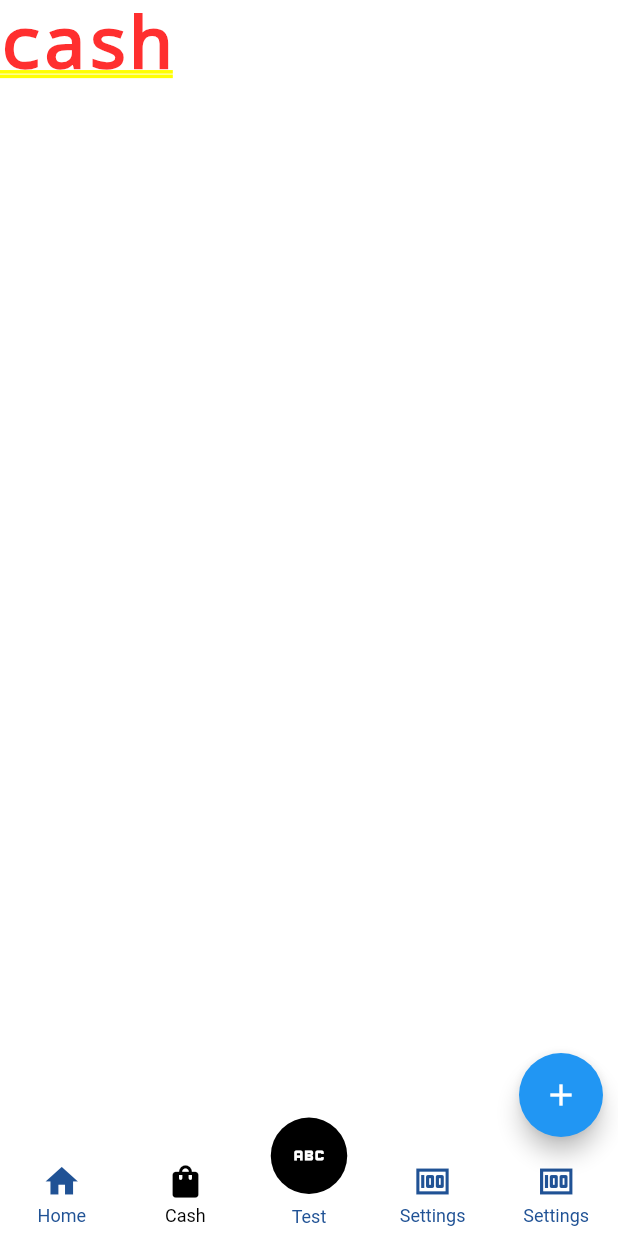
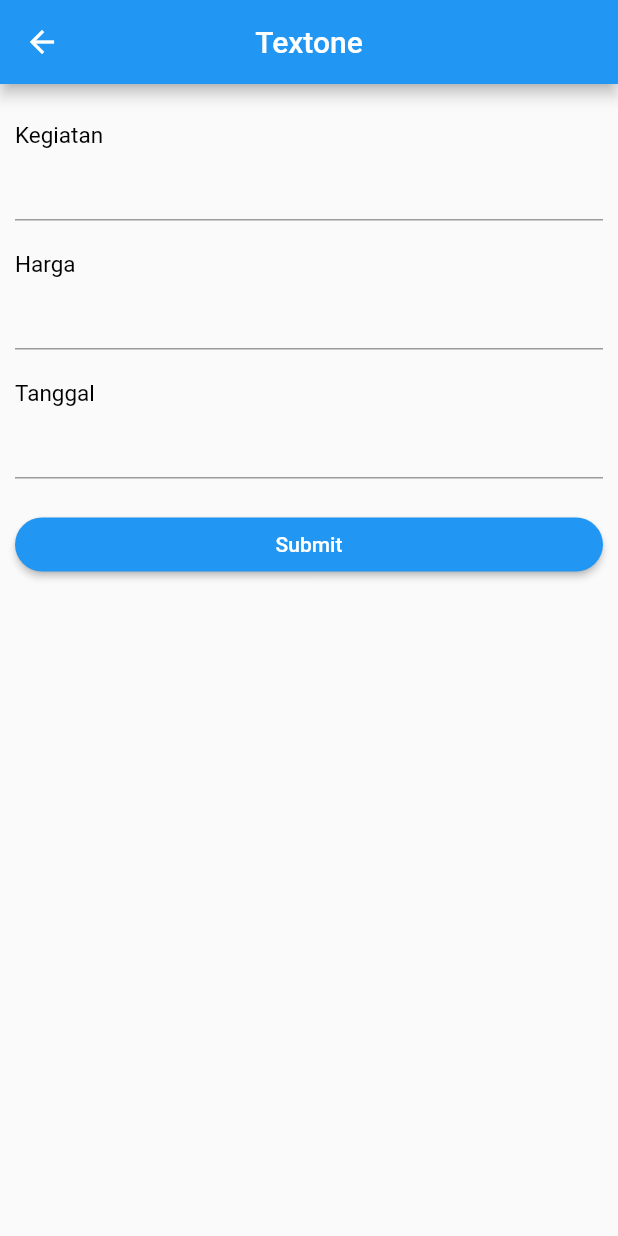
Before and after one commit to ramawahyu112/Dompetku, a Flutter app: the screen it shows after launch, item 2 of the bottom bar chosen, after a tap on the "add" icon, on a phone screen of 412 x 824 dp. Run offline on Flutter 3.47's test engine with Material 2 defaults, Android fonts, the phone set to English and light mode, and no system bars; drawn by our look-alikes of loader_overlay, persistent_bottom_nav_bar; our stand-ins replace fluttertoast, sqflite; accounts and stored records are empty.

Commit message:
implement cash provider, bottom navigation

```diff
--- a/lib/main.dart
+++ b/lib/main.dart
@@ -1,6 +1,7 @@
 import 'package:flutter/material.dart';
 import 'package:mydompet/pages/splash_screen/splash_screen.dart';
 import 'package:mydompet/providers/balance_provider.dart';
+import 'package:mydompet/providers/cash_provider.dart';
 import 'package:mydompet/route.dart';
 import 'package:provider/provider.dart';
 
@@ -16,7 +17,10 @@ class MyApp extends StatelessWidget {
   Widget build(BuildContext context) {
     return MultiProvider(
       providers: [
-        ChangeNotifierProvider(create: (context) => BalanceProvider()),
+        ChangeNotifierProvider<BalanceProvider>(
+            create: (context) => BalanceProvider()),
+        ChangeNotifierProvider<CashProvider>(
+            create: (context) => CashProvider()..getAllData()),
       ],
       builder: (context, child) => MaterialApp(
           theme: ThemeData(
--- /dev/null
+++ b/lib/models/cash_model.dart
@@ -0,0 +1,120 @@
+import 'dart:io';
+
+import 'package:path_provider/path_provider.dart';
+import 'package:sqflite/sqflite.dart';
+
+const String tableCash = 'cashflow';
+const String columnId = 'id';
+const String columnTitle = 'title';
+const String columnPrice = 'price';
+const String columnDate = 'date';
+
+class CashModel{
+   int? id;
+   String title, date;
+   double price;
+
+  CashModel({
+    this.id,
+    required this.title,
+    required this.price,
+    required this.date
+  });
+
+  Map<String, dynamic> toMap() {
+    var map = <String, Object?>{
+      columnTitle:title,
+      columnPrice: price,
+      columnDate: date,
+    };
+    if (id != null) {
+      map[columnId] = id;
+    }
+    return map;
+  }
+
+ factory CashModel.fromMap(Map<dynamic, dynamic> map) => CashModel(
+    id: map[columnId],
+    title: map[columnTitle],
+    price: map[columnPrice],
+    date: map[columnDate],
+  );
+
+}
+
+class CashDatabase {
+   static Database? _db;
+   static CashDatabase? _cashDatabase;
+   CashDatabase._createObject();
+
+    factory CashDatabase() {
+        _cashDatabase ??= CashDatabase._createObject();
+      return _cashDatabase!;
+    }
+
+   Future<Database> openDB() async {
+    Directory directory = await getApplicationDocumentsDirectory();
+    String path = '${directory.path}cash.db';
+
+    var db = await openDatabase(path, version: 1, onCreate: (db, version) async {
+      await db.execute('''create table $tableCash (
+        $columnId integer primary key autoincrement,
+        $columnTitle text not null,
+        $columnPrice real not null,
+        $columnDate text not null)
+      ''');
+    });
+    return db;
+   }
+
+   Future<Database?> get database async {
+    _db ??= await openDB();
+    return _db;
+   }
+
+   Future<List<CashModel>> select() async {
+    Database? db = await database;
+    var mapList = await db!.query(tableCash, orderBy: columnId);
+    var casList = List<CashModel>.from(mapList.map((x) => CashModel.fromMap(x)));
+    return casList;
+   }
+
+   Future<CashModel> insert(CashModel cash) async {
+    Database? db = await database;
+    cash.id = await db!.insert(tableCash, cash.toMap());
+    return cash;
+   }
+
+   Future<CashModel?> getCash(int id) async {
+    Database? db = await database;
+    List<Map> maps = await db!.query(tableCash,
+        columns: [
+          columnId,
+          columnTitle,
+          columnPrice,
+          columnDate],
+        where: '$columnId = ?',
+        whereArgs: [id]);
+    if (maps.isNotEmpty) {
+      return CashModel.fromMap(maps.first);
+    }
+    return null;
+   }
+
+   Future<int> delete(int id) async {
+    Database? db = await database;
+    return await db!.delete(tableCash,
+        where: '$columnId = ?',
+        whereArgs: [id]);
+   }
+
+   Future<int> update(CashModel cash) async {
+    Database? db = await database;
+    return await db!.update(tableCash, cash.toMap(),
+        where: '$columnId = ?',
+        whereArgs: [cash.id]);
+   }
+
+   Future close() async => _db!.close();
+
+}
--- a/lib/pages/bottom_navigation.dart
+++ b/lib/pages/bottom_navigation.dart
@@ -5,6 +5,8 @@ import 'package:mydompet/providers/balance_provider.dart';
 import 'package:mydompet/utils/color.dart';
 import 'package:persistent_bottom_nav_bar/persistent_tab_view.dart';
 import 'package:provider/provider.dart';
+
+import 'home/home_form_page.dart';
 
 class BottomNavigation extends StatefulWidget {
   static const String routeName = '/bottomNavigation';
@@ -27,35 +29,22 @@ class _BottomNavigationState extends State<BottomNavigation> {
     ];
   }
 
+  PersistentBottomNavBarItem barItem(IconData icon, String title, [Color? color] ) {
+    return  PersistentBottomNavBarItem(
+        icon: Icon(icon, color: color),
+        title: title,
+        activeColorPrimary: bottomNavActive,
+        inactiveColorPrimary: bottomNavInactive,
+      );
+  }
+
   List<PersistentBottomNavBarItem> _navBarsItems() {
       return [
-          PersistentBottomNavBarItem(
-              icon: const Icon(Icons.home),
-              title: ("Home"),
-              activeColorPrimary: bottomNavActive,
-              inactiveColorPrimary: bottomNavInactive,
-          ),
-          PersistentBottomNavBarItem(
-              icon: const Icon(Icons.shopping_bag),
-              title: ("Cash"),
-              activeColorPrimary: bottomNavActive,
-              inactiveColorPrimary: bottomNavInactive,
-          ),     PersistentBottomNavBarItem(
-              icon: const Icon(Icons.abc),
-              title: ("Test"),
-              activeColorPrimary: bottomNavActive,
-              inactiveColorPrimary: bottomNavInactive,
-          ),     PersistentBottomNavBarItem(
-              icon: const Icon(Icons.money),
-              title: ("Settings"),
-              activeColorPrimary: bottomNavActive,
-              inactiveColorPrimary: bottomNavInactive,
-          ),     PersistentBottomNavBarItem(
-              icon: const Icon(Icons.money),
-              title: ("Settings"),
-              activeColorPrimary: bottomNavActive,
-              inactiveColorPrimary: bottomNavInactive,
-          ),
+          barItem(Icons.home, "Home"),
+          barItem(Icons.shopping_bag, "Cash"),
+          barItem(Icons.attach_money, "Pay", Colors.white),
+          barItem(Icons.list_alt, "History"),
+          barItem(Icons.settings, "Setting"),
       ];
   }
   @override
@@ -93,8 +82,10 @@ class _BottomNavigationState extends State<BottomNavigation> {
       ),
       navBarStyle: NavBarStyle.style15,
       floatingActionButton: FloatingActionButton(
+        backgroundColor: bottomNavActive,
         onPressed: () {
           provider.setBalanceAmount = "1000000";
+          Navigator.pushNamed(context, HomeFormPage.routeName);
         },
         child: const Icon(Icons.add),
       ),
--- /dev/null
+++ b/lib/pages/home/home_form_page.dart
@@ -0,0 +1,92 @@
+import 'package:flutter/material.dart';
+import 'package:loader_overlay/loader_overlay.dart';
+import 'package:mydompet/providers/cash_provider.dart';
+import 'package:mydompet/utils/helper.dart';
+import 'package:mydompet/utils/sizeconfig.dart';
+import 'package:mydompet/widgets/custom_appbar.dart';
+import 'package:mydompet/widgets/custom_textfield.dart';
+import 'package:mydompet/widgets/custom_toast.dart';
+import 'package:provider/provider.dart';
+
+class HomeFormPage extends StatefulWidget {
+  static const routeName = "/homeform";
+  const HomeFormPage({super.key});
+
+  @override
+  State<HomeFormPage> createState() => _HomeFormPageState();
+}
+
+class _HomeFormPageState extends State<HomeFormPage> {
+  final GlobalKey<FormState> _formKey = GlobalKey<FormState>();
+  late CashProvider cashProvider;
+
+
+  @override
+  void dispose() {
+    WidgetsFlutterBinding.ensureInitialized().addPostFrameCallback((timeStamp) {
+      cashProvider.clearController();
+    });
+    super.dispose();
+  }
+
+  void submit(BuildContext context) async {
+    final loader = context.loaderOverlay;
+    loader.show();
+    cashProvider.insertCash().then((value) {
+       loader.hide();
+      if (value.title.isNotEmpty) {
+        customToast("Add task success");
+      }
+    });
+  }
+
+  @override
+  Widget build(BuildContext context) {
+    cashProvider = context.read<CashProvider>();
+    return Scaffold(
+      appBar: const CustomAppBar(title: "Textone", canBack: true),
+      resizeToAvoidBottomInset: false,
+      body: LoaderOverlay(
+        child: Form(
+          key: _formKey,
+          child: Container(
+            padding: const EdgeInsets.symmetric(horizontal: 10, vertical: 5),
+            child: Column(
+              children: [
+                verticalSpaceMD(),
+                CustomTextFields(
+                  title: "Kegiatan",
+                  controller: cashProvider.activityController
+                ),
+                verticalSpaceMD(),
+                 CustomTextFields(
+                  title: "Harga",
+                  inputType: TextInputType.number,
+                  controller: cashProvider.priceController
+                ),
+                verticalSpaceMD(),
+                 CustomTextFields(
+                  title: "Tanggal",
+                  isDate: true,
+                  controller: cashProvider.dateController
+                ),
+                verticalSpaceMD(),
+                SizedBox(
+                  width: SizeConfig(context).parentWidth(100),
+                  child: ElevatedButton(
+                    onPressed: () {
+                      submit(context);
+                      cashProvider.clearController();
+                    },
+                    style: ElevatedButton.styleFrom(shape: const StadiumBorder()),
+                    child: const Text("Submit")
+                  ),
+                ),
+              ],
+            ),
+          )
+        ),
+      ),
+    );
+  }
+}
--- a/lib/pages/home/home_page.dart
+++ b/lib/pages/home/home_page.dart
@@ -1,5 +1,6 @@
 import 'package:flutter/material.dart';
 import 'package:mydompet/providers/balance_provider.dart';
+import 'package:mydompet/providers/cash_provider.dart';
 import 'package:mydompet/utils/asset.dart';
 import 'package:mydompet/utils/dimen.dart';
 import 'package:mydompet/utils/helper.dart';
@@ -57,7 +58,7 @@ class _HomePageState extends State<HomePage> {
                         child: Column(
                           crossAxisAlignment: CrossAxisAlignment.start,
                           children: [
-                            Text('My Balance', style: defaultTextWhite),
+                            Text("My Balance", style: defaultTextWhite),
                             Text("Rp. ${balanceProvider.balanceAmount}",
                                 style: balanceText),
                           ],
@@ -88,12 +89,35 @@ class _HomePageState extends State<HomePage> {
                 ],
               ),
               verticalSpaceMD(),
-              const RecentActivity(
-                title: 'test',
-                date: '01-12-2022',
-                price: '100000',
+              Consumer<CashProvider>(
+                builder: (context, provider, child){
+                  print("test");
+                  return Column(
+                    crossAxisAlignment: CrossAxisAlignment.start,
+                    children: [
+                      Text("Recent Activity", style: recentActivity),
+                      verticalSpaceSM(),
+                      SizedBox(
+                        height: SizeConfig(context).parentHeight(50),
+                        child: ListView.builder(
+                          scrollDirection: Axis.vertical,
+                          itemCount: provider.cashList?.length ?? 0,
+                          itemBuilder: (context, index) {
+                            final balance = provider.cashList!.elementAt(index);
+                            return ListTile(
+                              leading: Image.asset(SPLASH_LOGO),
+                              title: Text(balance.title, style: listTileTitle),
+                              subtitle: Text(balance.date, style: listTileSubtitle),
+                              trailing: Text("Rp ${balance.price}", style: listTileTrailing),
+                            );
+                          },
+                        ),
                       )
-
+                    ],
+                  );
+                }
+              ),
+              verticalSpaceMD()
             ],
           ),
         ),
@@ -123,11 +147,10 @@ class _RecentActivityState extends State<RecentActivity> {
     return Column(
       crossAxisAlignment: CrossAxisAlignment.start,
       children: [
-        Text('Recent Activity', style: appBarTitle),
+        Text("Recent Activity", style: recentActivity),
         verticalSpaceSM(),
         SizedBox(
           height: SizeConfig(context).parentHeight(50),
-          child: Expanded(
           child: ListView.builder(
             scrollDirection: Axis.vertical,
             itemCount: 10,
@@ -140,7 +163,6 @@ class _RecentActivityState extends State<RecentActivity> {
               );
             },
           ),
-          ),
         )
       ],
     );
--- a/lib/pages/splash_screen/splash_screen.dart
+++ b/lib/pages/splash_screen/splash_screen.dart
@@ -1,9 +1,7 @@
 import 'package:flutter/material.dart';
 import 'package:mydompet/pages/bottom_navigation.dart';
 import 'package:mydompet/utils/asset.dart';
-import 'package:mydompet/utils/helper.dart';
 import 'package:mydompet/utils/sizeconfig.dart';
-import 'package:mydompet/utils/style.dart';
 
 class SplashScreen extends StatefulWidget {
   const SplashScreen({super.key});
@@ -29,14 +27,8 @@ class _SplashScreenState extends State<SplashScreen> {
       height: SizeConfig(context).parentHeight(100),
       width: SizeConfig(context).parentWidth(100),
       alignment: Alignment.center,
-      child: Column(
-        mainAxisAlignment: MainAxisAlignment.center,
-        crossAxisAlignment: CrossAxisAlignment.center,
-        children: [
-          Image.asset(SPLASH_LOGO),
-          verticalSpaceMD(),
-          Text("Dompetku", style: splashText)
-        ],
+      child: Center(
+        child: Image.asset(SPLASH_LOGO)
       ),
     );
   }
--- a/lib/providers/balance_provider.dart
+++ b/lib/providers/balance_provider.dart
@@ -1,4 +1,5 @@
 import 'package:flutter/cupertino.dart';
+import 'package:mydompet/models/cash_model.dart';
 
 class BalanceProvider with ChangeNotifier {
   String _balanceAmount = "0";
--- /dev/null
+++ b/lib/providers/cash_provider.dart
@@ -0,0 +1,50 @@
+import 'package:flutter/cupertino.dart';
+
+import '../models/cash_model.dart';
+
+class CashProvider with ChangeNotifier {
+  List<CashModel>? _cashList;
+  final database = CashDatabase();
+
+  final TextEditingController _activityController = TextEditingController();
+  final TextEditingController _priceController= TextEditingController();
+  final TextEditingController _dateController = TextEditingController();
+
+  set addCash(val) {
+    _cashList!.add(val);
+    notifyListeners();
+  }
+
+  set setCash(val) {
+    _cashList = val;
+    notifyListeners();
+  }
+
+  List<CashModel>? get cashList => _cashList;
+  TextEditingController get activityController => _activityController;
+  TextEditingController get priceController => _priceController;
+  TextEditingController get dateController => _dateController;
+
+  clearController() {
+    _activityController.clear();
+    _priceController.clear();
+    _dateController.clear();
+  }
+
+  getAllData() async {
+    setCash = await database.select();
+  }
+
+ Future<CashModel> insertCash() async {
+    CashModel cashModel = CashModel(
+      title: activityController.text,
+      price: double.parse(priceController.text),
+      date: dateController.text
+    );
+   var result = await database.insert(cashModel);
+   addCash = result;
+   return result;
+  }
+
+
+}
--- a/lib/route.dart
+++ b/lib/route.dart
@@ -1,12 +1,14 @@
 
 import 'package:flutter/cupertino.dart';
 import 'package:mydompet/pages/bottom_navigation.dart';
+import 'package:mydompet/pages/home/home_form_page.dart';
 import 'package:mydompet/pages/home/home_page.dart';
 
 class Routes {
 
    static final paths = <String, WidgetBuilder> {
     HomePage.routeName : (context) => const HomePage(),
+    HomeFormPage.routeName : (context) => const HomeFormPage(),
     BottomNavigation.routeName : (context) => const BottomNavigation(),
    };
 }
--- a/lib/utils/asset.dart
+++ b/lib/utils/asset.dart
@@ -1,3 +1,4 @@
 
 
+// ignore: constant_identifier_names
 const String SPLASH_LOGO = 'assets/images/logo.png';
--- a/lib/utils/color.dart
+++ b/lib/utils/color.dart
@@ -2,5 +2,6 @@
 import 'package:flutter/material.dart';
 
 Color appDefault = Colors.black;
-Color bottomNavActive = Colors.black;
-Color bottomNavInactive = const Color(0xFF205295);
+Color bottomNavActive = const Color(0xFF205295);
+Color appTheme = const Color(0xFF205295);
+Color bottomNavInactive = Colors.black;
--- a/lib/utils/style.dart
+++ b/lib/utils/style.dart
@@ -4,8 +4,10 @@ import 'package:mydompet/utils/color.dart';
 TextStyle splashText = TextStyle(fontSize: 18, color: appDefault);
 TextStyle defaultText = TextStyle(fontSize: 15, color: appDefault);
 TextStyle defaultTextWhite = const TextStyle(fontSize: 15, color: Colors.white);
-TextStyle appBarTitle = TextStyle(fontSize: 20, color: appDefault);
+TextStyle appBarTitle = const TextStyle(fontSize: 20, color: Colors.white);
+TextStyle recentActivity = const TextStyle(fontSize: 20, color: Colors.black);
 TextStyle balanceText = const TextStyle(fontSize: 25, color: Colors.white);
 TextStyle listTileTitle = const TextStyle(fontSize: 20, color: Colors.black);
 TextStyle listTileSubtitle = const TextStyle(fontSize: 15, color: Colors.grey);
 TextStyle listTileTrailing = const TextStyle(fontSize: 20, color: Colors.black);
+TextStyle textFieldTitle = const TextStyle(fontSize: 15, color:  Colors.black);
--- /dev/null
+++ b/lib/widgets/custom_textfield.dart
@@ -0,0 +1,67 @@
+import 'package:flutter/material.dart';
+import 'package:intl/intl.dart';
+import 'package:mydompet/utils/style.dart';
+
+class CustomTextFields extends StatefulWidget {
+  final String title;
+  final TextEditingController controller;
+  final String placeholder;
+  final TextInputType inputType;
+  final bool isDate;
+  final Function()? onTap;
+  const CustomTextFields({
+    super.key,
+    this.title = "",
+    required this.controller,
+    this.placeholder = "",
+    this.inputType = TextInputType.text,
+    this.isDate = false,
+    this.onTap,
+  });
+
+  @override
+  State<CustomTextFields> createState() => _CustomTextFieldsState();
+}
+
+class _CustomTextFieldsState extends State<CustomTextFields> {
+  late OutlineInputBorder normalBorder;
+
+  @override
+  void initState() {
+    normalBorder = OutlineInputBorder(
+      borderRadius: BorderRadius.circular(5.0),
+      borderSide: const BorderSide(color: Colors.black),
+    );
+    super.initState();
+
+  }
+  @override
+  Widget build(BuildContext context) {
+    return Column(
+      crossAxisAlignment: CrossAxisAlignment.start,
+      mainAxisSize: MainAxisSize.min,
+      children: [
+        Text(widget.title, style: textFieldTitle),
+        TextFormField(
+          controller: widget.controller,
+          keyboardType: widget.inputType,
+          readOnly: widget.isDate ? true : false,
+          onTap: !widget.isDate
+              ? widget.onTap
+              : () async {
+               DateTime? date = await showDatePicker(
+                context: context,
+                initialDate: DateTime.now(),
+                firstDate: DateTime(1945),
+                lastDate: DateTime(2030),
+              );
+              if (date != null ){
+                String dateFormated = DateFormat('dd-MM-yyyy').format(date);
+                widget.controller.text = dateFormated;
+              }
+              },
+        )
+      ],
+    );
+  }
+}
--- a/pubspec.yaml
+++ b/pubspec.yaml
@@ -36,11 +36,14 @@ dependencies:
   # The following adds the Cupertino Icons font to your application.
   # Use with the CupertinoIcons class for iOS style icons.
   cupertino_icons: ^1.0.2
-  dio: ^4.0.6
   provider: ^6.0.5
   shared_preferences: ^2.0.16
   intl: ^0.18.0
   persistent_bottom_nav_bar: ^5.0.2
+  sqflite: ^2.2.3
+  loader_overlay: ^2.1.0
+  path_provider: ^2.0.11
+  fluttertoast: ^8.1.2
 
 dev_dependencies:
   flutter_test:
```
Also changed, not shown: lib/widgets/custom_toast.dart (added, +14 -0 lines), assets/images/logo.png, assets/images/logo_old.png (added), pubspec.lock, 1 other file. Lines whose indentation alone changed are shown as unchanged.
